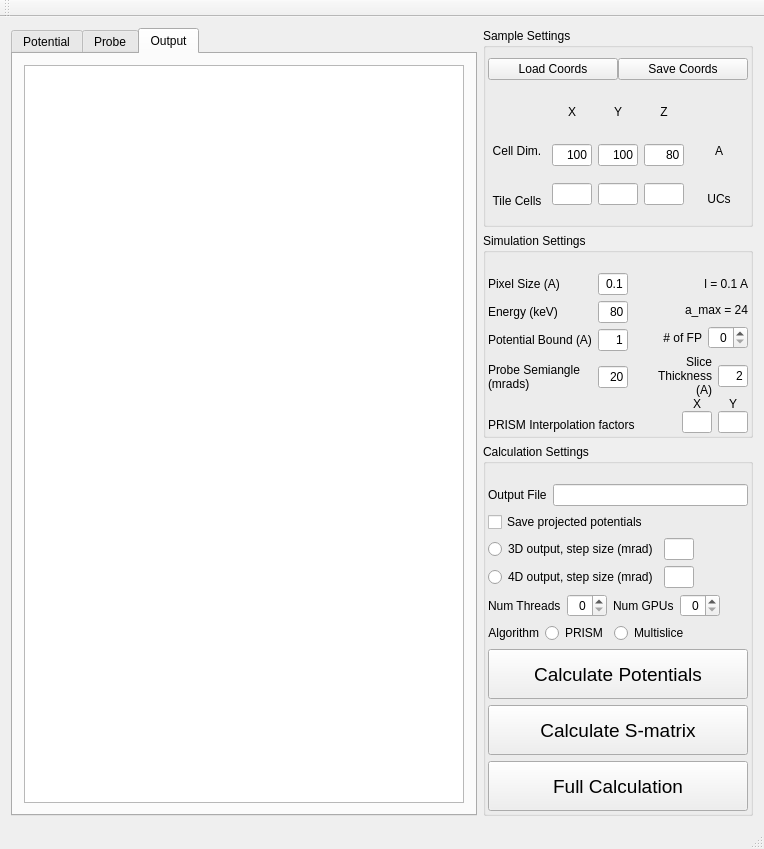
First picture: the form in Qt/prismmainwindow.ui, repository prism-em/prismatic, before the edit.
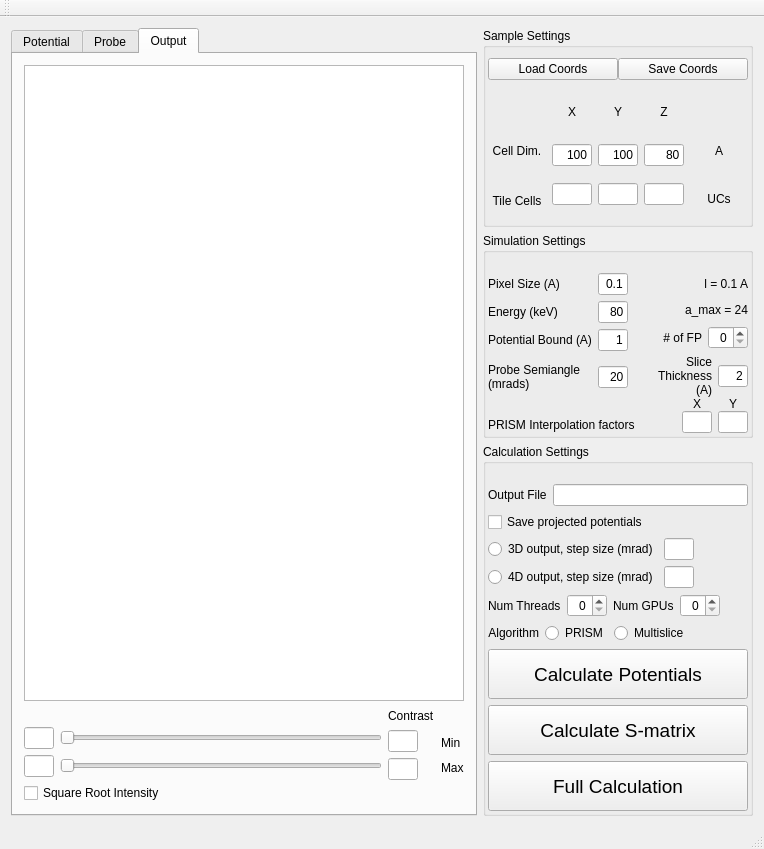
Second picture: the form after the edit. The open tabs and pages were chosen to show the change.

Patch:
```diff
--- a/Qt/prismmainwindow.ui
+++ b/Qt/prismmainwindow.ui
@@ -276,9 +276,153 @@
        <attribute name="title">
         <string>Output</string>
        </attribute>
-       <layout class="QHBoxLayout" name="horizontalLayout_25">
+       <layout class="QHBoxLayout" name="horizontalLayout_32">
         <item>
-         <widget class="QGraphicsView" name="graphicsView_output"/>
+         <layout class="QVBoxLayout" name="verticalLayout_27">
+          <item>
+           <widget class="QGraphicsView" name="graphicsView_output"/>
+          </item>
+          <item>
+           <layout class="QHBoxLayout" name="horizontalLayout_30">
+            <item>
+             <layout class="QVBoxLayout" name="verticalLayout_24">
+              <item>
+               <widget class="QLabel" name="label_26">
+                <property name="text">
+                 <string/>
+                </property>
+               </widget>
+              </item>
+              <item>
+               <layout class="QHBoxLayout" name="horizontalLayout_25">
+                <item>
+                 <widget class="QLineEdit" name="lineEdit_7">
+                  <property name="maximumSize">
+                   <size>
+                    <width>30</width>
+                    <height>16777215</height>
+                   </size>
+                  </property>
+                  <property name="alignment">
+                   <set>Qt::AlignRight|Qt::AlignTrailing|Qt::AlignVCenter</set>
+                  </property>
+                 </widget>
+                </item>
+                <item>
+                 <widget class="QSlider" name="horizontalSlider_3">
+                  <property name="orientation">
+                   <enum>Qt::Horizontal</enum>
+                  </property>
+                 </widget>
+                </item>
+               </layout>
+              </item>
+              <item>
+               <layout class="QHBoxLayout" name="horizontalLayout_31">
+                <item>
+                 <widget class="QLineEdit" name="lineEdit_8">
+                  <property name="maximumSize">
+                   <size>
+                    <width>30</width>
+                    <height>16777215</height>
+                   </size>
+                  </property>
+                  <property name="alignment">
+                   <set>Qt::AlignRight|Qt::AlignTrailing|Qt::AlignVCenter</set>
+                  </property>
+                 </widget>
+                </item>
+                <item>
+                 <widget class="QSlider" name="horizontalSlider_4">
+                  <property name="orientation">
+                   <enum>Qt::Horizontal</enum>
+                  </property>
+                 </widget>
+                </item>
+               </layout>
+              </item>
+              <item>
+               <widget class="QCheckBox" name="checkBox_4">
+                <property name="text">
+                 <string>Square Root Intensity</string>
+                </property>
+               </widget>
+              </item>
+             </layout>
+            </item>
+            <item>
+             <layout class="QVBoxLayout" name="verticalLayout_25">
+              <item>
+               <widget class="QLabel" name="label_27">
+                <property name="text">
+                 <string>Contrast</string>
+                </property>
+               </widget>
+              </item>
+              <item>
+               <widget class="QLineEdit" name="lineEdit_9">
+                <property name="maximumSize">
+                 <size>
+                  <width>30</width>
+                  <height>16777215</height>
+                 </size>
+                </property>
+               </widget>
+              </item>
+              <item>
+               <widget class="QLineEdit" name="lineEdit_10">
+                <property name="maximumSize">
+                 <size>
+                  <width>30</width>
+                  <height>16777215</height>
+                 </size>
+                </property>
+               </widget>
+              </item>
+              <item>
+               <widget class="QLabel" name="label_28">
+                <property name="text">
+                 <string/>
+                </property>
+               </widget>
+              </item>
+             </layout>
+            </item>
+            <item>
+             <layout class="QVBoxLayout" name="verticalLayout_26">
+              <item>
+               <widget class="QLabel" name="label_29">
+                <property name="text">
+                 <string/>
+                </property>
+               </widget>
+              </item>
+              <item>
+               <widget class="QLabel" name="label_30">
+                <property name="text">
+                 <string>Min</string>
+                </property>
+               </widget>
+              </item>
+              <item>
+               <widget class="QLabel" name="label_31">
+                <property name="text">
+                 <string>Max</string>
+                </property>
+               </widget>
+              </item>
+              <item>
+               <widget class="QLabel" name="label_32">
+                <property name="text">
+                 <string/>
+                </property>
+               </widget>
+              </item>
+             </layout>
+            </item>
+           </layout>
+          </item>
+         </layout>
         </item>
        </layout>
       </widget>
```
Left out of the diff: 2 changed lines with no effect on the pictures.
